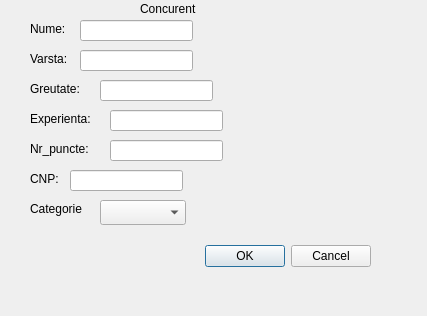
Above: Competitie_judo/adaugaconcurentdialog.ui from MihaiToropu/Championship before the change. Below: the same form after it.
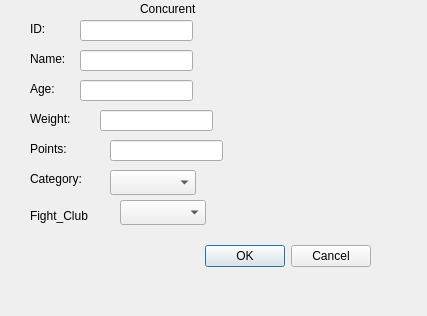
That is the form after the change.

Commit message: Add,category,competitor,club

Diff of the .ui file:
```diff
--- a/Competitie_judo/adaugaconcurentdialog.ui
+++ b/Competitie_judo/adaugaconcurentdialog.ui
@@ -33,52 +33,39 @@
    <property name="geometry">
     <rect>
      <x>30</x>
-     <y>20</y>
+     <y>50</y>
      <width>67</width>
      <height>17</height>
     </rect>
    </property>
    <property name="text">
-    <string>Nume:</string>
+    <string>Name:</string>
    </property>
   </widget>
   <widget class="QLabel" name="lVarsta">
    <property name="geometry">
     <rect>
      <x>30</x>
-     <y>50</y>
+     <y>80</y>
      <width>67</width>
      <height>17</height>
     </rect>
    </property>
    <property name="text">
-    <string>Varsta:</string>
+    <string>Age:</string>
    </property>
   </widget>
   <widget class="QLabel" name="lGreutate">
    <property name="geometry">
     <rect>
      <x>30</x>
-     <y>80</y>
-     <width>67</width>
-     <height>17</height>
-    </rect>
-   </property>
-   <property name="text">
-    <string>Greutate:</string>
-   </property>
-  </widget>
-  <widget class="QLabel" name="lExeperienta">
-   <property name="geometry">
-    <rect>
-     <x>30</x>
      <y>110</y>
-     <width>81</width>
+     <width>67</width>
      <height>17</height>
     </rect>
    </property>
    <property name="text">
-    <string>Experienta:</string>
+    <string>Weight:</string>
    </property>
   </widget>
   <widget class="QLabel" name="lNr_puncte">
@@ -91,27 +78,27 @@
     </rect>
    </property>
    <property name="text">
-    <string>Nr_puncte:</string>
+    <string>Points:</string>
    </property>
   </widget>
   <widget class="QLabel" name="lCNP">
    <property name="geometry">
     <rect>
      <x>30</x>
-     <y>170</y>
-     <width>67</width>
+     <y>20</y>
+     <width>21</width>
      <height>17</height>
     </rect>
    </property>
    <property name="text">
-    <string>CNP:</string>
+    <string>ID:</string>
    </property>
   </widget>
   <widget class="QLineEdit" name="lineNume">
    <property name="geometry">
     <rect>
      <x>80</x>
-     <y>20</y>
+     <y>50</y>
      <width>113</width>
      <height>21</height>
     </rect>
@@ -121,7 +108,7 @@
    <property name="geometry">
     <rect>
      <x>80</x>
-     <y>50</y>
+     <y>80</y>
      <width>113</width>
      <height>21</height>
     </rect>
@@ -131,16 +118,6 @@
    <property name="geometry">
     <rect>
      <x>100</x>
-     <y>80</y>
-     <width>113</width>
-     <height>21</height>
-    </rect>
-   </property>
-  </widget>
-  <widget class="QLineEdit" name="lineExperienta">
-   <property name="geometry">
-    <rect>
-     <x>110</x>
      <y>110</y>
      <width>113</width>
      <height>21</height>
@@ -160,8 +137,8 @@
   <widget class="QLineEdit" name="lineCNP">
    <property name="geometry">
     <rect>
-     <x>70</x>
-     <y>170</y>
+     <x>80</x>
+     <y>20</y>
      <width>113</width>
      <height>21</height>
     </rect>
@@ -184,19 +161,42 @@
    <property name="geometry">
     <rect>
      <x>30</x>
-     <y>200</y>
+     <y>170</y>
      <width>67</width>
      <height>17</height>
     </rect>
    </property>
    <property name="text">
-    <string>Categorie</string>
+    <string>Category:</string>
    </property>
   </widget>
   <widget class="QComboBox" name="comboCategorie">
    <property name="geometry">
     <rect>
-     <x>100</x>
+     <x>110</x>
+     <y>170</y>
+     <width>86</width>
+     <height>25</height>
+    </rect>
+   </property>
+  </widget>
+  <widget class="QLabel" name="lfight_club">
+   <property name="geometry">
+    <rect>
+     <x>30</x>
+     <y>205</y>
+     <width>81</width>
+     <height>21</height>
+    </rect>
+   </property>
+   <property name="text">
+    <string>Fight_Club</string>
+   </property>
+  </widget>
+  <widget class="QComboBox" name="comboClub">
+   <property name="geometry">
+    <rect>
+     <x>120</x>
      <y>200</y>
      <width>86</width>
      <height>25</height>
```
Left out of the diff: 6 changed lines with no effect on the pictures. The commit also changes 27 other files.
